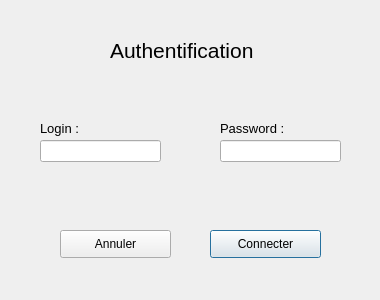
Qt form QtProject/login.ui (ThomChar/QTProjectCpp) before a commit.
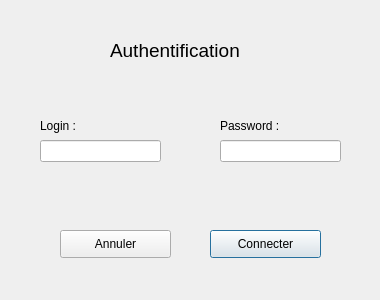
The same form after that commit.

The edit to the form file:
```diff
--- a/QtProject/login.ui
+++ b/QtProject/login.ui
@@ -24,7 +24,7 @@
    </property>
    <property name="font">
     <font>
-     <pointsize>16</pointsize>
+     <pointsize>14</pointsize>
      <weight>50</weight>
      <bold>false</bold>
     </font>
@@ -95,14 +95,14 @@
    <property name="geometry">
     <rect>
      <x>40</x>
-     <y>120</y>
+     <y>115</y>
      <width>55</width>
-     <height>16</height>
+     <height>21</height>
     </rect>
    </property>
    <property name="font">
     <font>
-     <pointsize>10</pointsize>
+     <pointsize>9</pointsize>
     </font>
    </property>
    <property name="text">
@@ -113,14 +113,14 @@
    <property name="geometry">
     <rect>
      <x>220</x>
-     <y>120</y>
+     <y>115</y>
      <width>71</width>
-     <height>16</height>
+     <height>21</height>
     </rect>
    </property>
    <property name="font">
     <font>
-     <pointsize>10</pointsize>
+     <pointsize>9</pointsize>
     </font>
    </property>
    <property name="text">
```
Left out of the diff: 10 changed lines with no effect on the pictures.
